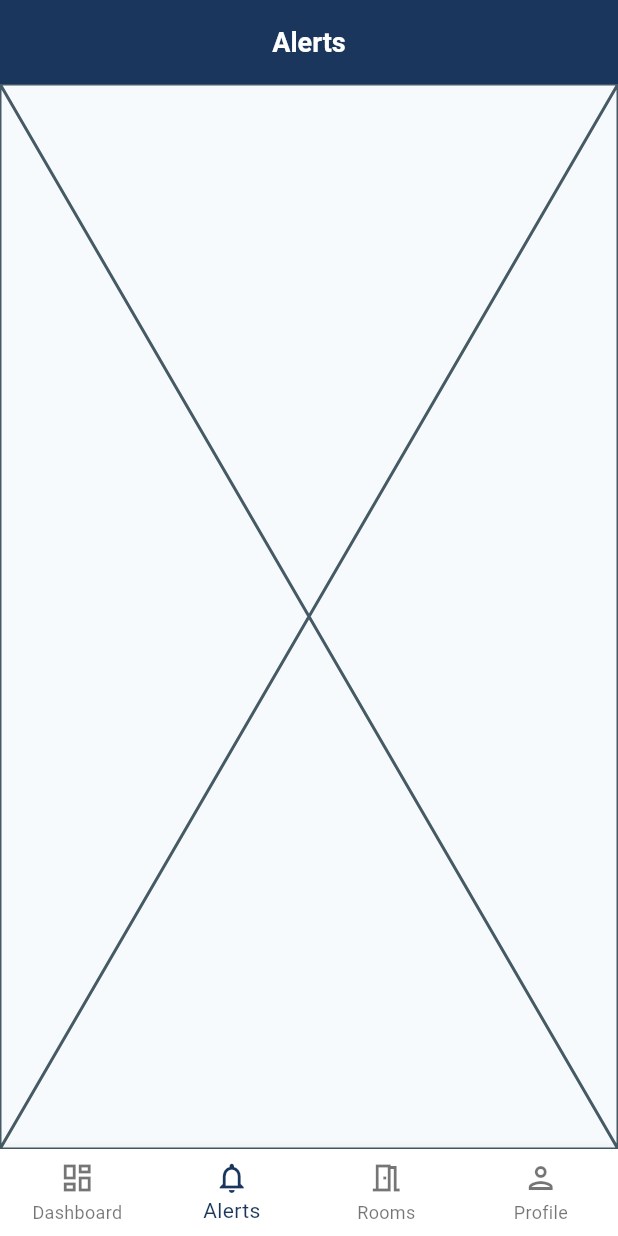
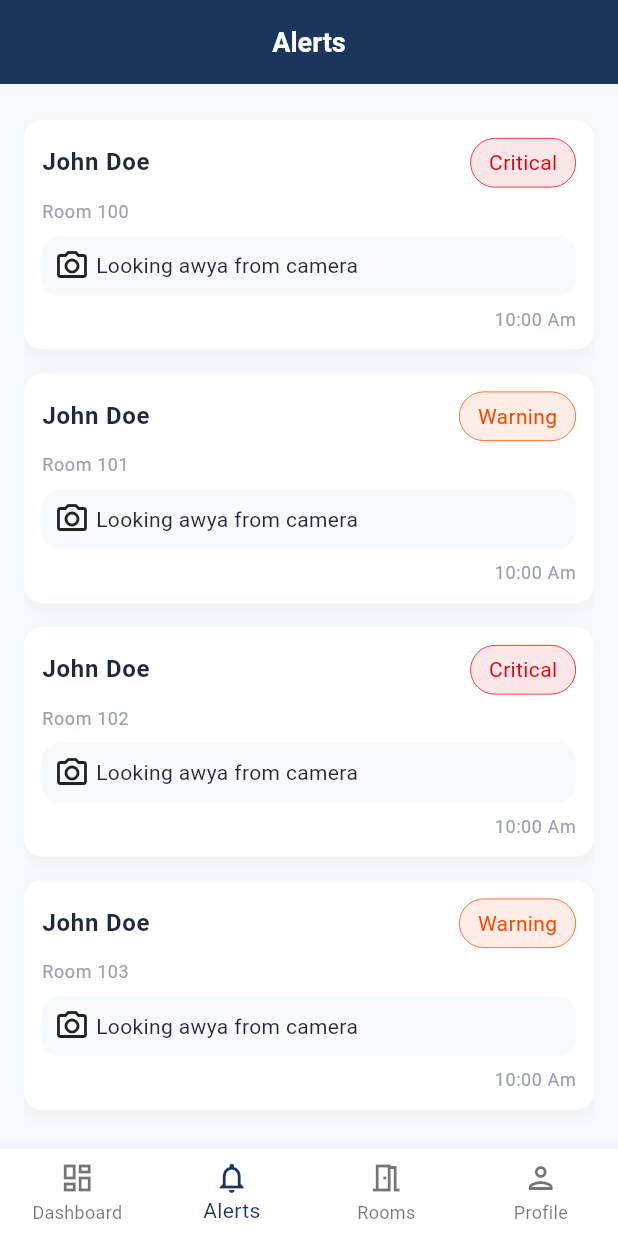
Before and after one commit to omargomah/automated-exam-supervision-system, a Flutter app: the screen it shows after launch, item 2 of the bottom bar chosen, on a phone screen of 412 x 824 dp. Run offline on Flutter 3.47's test engine with Material 3 defaults, Android fonts, the phone set to English and light mode, and no system bars.

Commit message:
feat: add proctor alerts UI

```diff
--- a/src/mobile-app/cheating_tracker/lib/feature/proctor/alerts/presentation/screens/proctor_alerts_screen.dart
+++ b/src/mobile-app/cheating_tracker/lib/feature/proctor/alerts/presentation/screens/proctor_alerts_screen.dart
@@ -1,3 +1,5 @@
+import 'package:cheating_tracker/core/theme/app_colors.dart';
+import 'package:cheating_tracker/feature/proctor/alerts/presentation/widgets/proctor_alert_widget.dart';
 import 'package:flutter/material.dart';
 
 class ProctorAlertsScreen extends StatelessWidget {
@@ -5,6 +7,22 @@ class ProctorAlertsScreen extends StatelessWidget {
 
   @override
   Widget build(BuildContext context) {
-    return const Placeholder();
+    return Padding(
+      padding: const EdgeInsets.all(16),
+      child: ListView.builder(
+        itemCount: 7,
+        itemBuilder: (context, index) => ProctorAlertWidget(
+          name: "John Doe",
+          room: index + 100,
+          alert: "Looking awya from camera",
+          icon: Icons.camera_alt_outlined,
+          severity: index % 2 == 0 ? "Critical" : "Warning",
+          color: index % 2 == 0
+              ? AppColors.dangerColor
+              : AppColors.warningColor,
+          time: "10:00 Am",
+        ),
+      ),
+    );
   }
 }
--- /dev/null
+++ b/src/mobile-app/cheating_tracker/lib/feature/proctor/alerts/presentation/widgets/proctor_alert_widget.dart
@@ -0,0 +1,84 @@
+import 'package:cheating_tracker/core/theme/app_colors.dart';
+import 'package:flutter/material.dart';
+
+class ProctorAlertWidget extends StatelessWidget {
+  const new({
+    super.key,
+    required this.name,
+    required this.room,
+    required this.alert,
+    required this.icon,
+    required this.severity,
+    required this.color,
+    required this.time,
+  });
+  final String name;
+  final int room;
+  final String alert;
+  final IconData icon;
+  final String severity;
+  final Color color;
+  final String time;
+
+  @override
+  Widget build(BuildContext context) {
+    return Container(
+      margin: EdgeInsets.symmetric(vertical: 8),
+      padding: EdgeInsets.all(12),
+      decoration: BoxDecoration(
+        color: AppColors.containerColor,
+        borderRadius: BorderRadius.circular(12),
+        boxShadow: [
+          BoxShadow(
+            color: Colors.black.withAlpha(10),
+            blurRadius: 10,
+            offset: const Offset(0, 4),
+          ),
+        ],
+      ),
+      child: Column(
+        spacing: 8,
+        crossAxisAlignment: .stretch,
+        children: [
+          Row(
+            children: [
+              Text(name, style: Theme.of(context).textTheme.bodyLarge),
+              Spacer(),
+              Container(
+                padding: EdgeInsets.symmetric(horizontal: 12, vertical: 6),
+                decoration: BoxDecoration(
+                  color: color.withAlpha(25),
+                  borderRadius: BorderRadius.circular(30),
+                  border: Border.all(width: 0.5, color: color),
+                ),
+                child: Text(severity, style: TextStyle(color: color)),
+              ),
+            ],
+          ),
+          Text("Room $room", style: Theme.of(context).textTheme.bodySmall),
+          Container(
+            padding: EdgeInsets.all(8),
+            decoration: BoxDecoration(
+              color: AppColors.backgroundColor,
+              borderRadius: BorderRadius.circular(12),
+            ),
+
+            child: Row(
+              spacing: 4,
+              children: [
+                Icon(icon),
+                Text(alert, style: Theme.of(context).textTheme.bodyMedium!),
+              ],
+            ),
+          ),
+          Row(
+            children: [
+              Spacer(),
+              Text(time, style: Theme.of(context).textTheme.bodySmall),
+            ],
+          ),
+        ],
+      ),
+    );
+  }
+}
```
